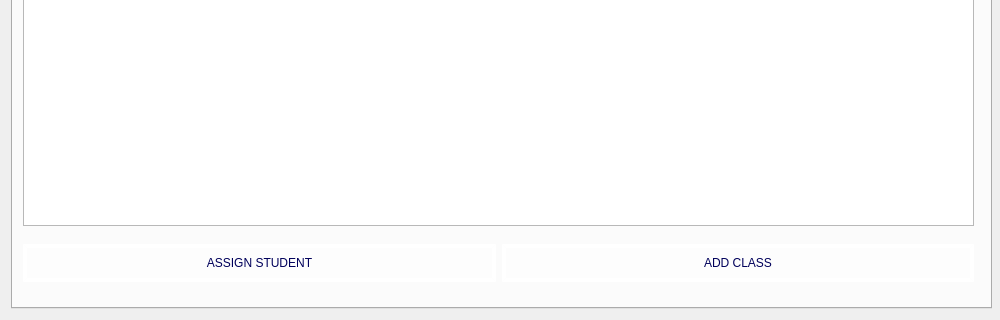
nmthuy426/KTLT-FINALTERM, file ui/Admin/AdminMainWindow.ui: the form before one commit; both pictures show x 0 to 1000 and y 392 to 712 of the 1000 by 712 pixel window.
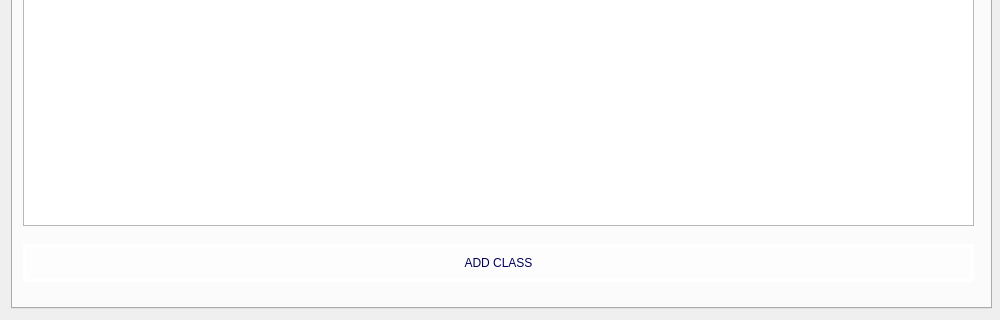
The form after the commit. The open tabs and pages were chosen to show the change. Icons and pictures are not drawn.

Patch:
```diff
--- a/ui/Admin/AdminMainWindow.ui
+++ b/ui/Admin/AdminMainWindow.ui
@@ -1060,7 +1060,7 @@
        <item>
         <layout class="QHBoxLayout" name="horizontalLayout_2">
          <item>
-          <widget class="QPushButton" name="pushButton_AssignStudents">
+          <widget class="QPushButton" name="pushButton_AssignTeacher">
            <property name="styleSheet">
             <string notr="true">QPushButton {
     font: 5000 14pt &quot;Arial&quot;; /* Font Arial Black, size 12 */
@@ -1068,38 +1068,6 @@
     color: rgb(0,0,90); /* Màu chữ trắng */
     border-top-left-radius: 25px;
     border-bottom-left-radius: 25px;
-    border-top-right-radius: 0x;
-    border-bottom-right-radius: 0px;
-	padding: 8px; /* Khoảng cách giữa chữ và viền */
-    border: 4px solid rgba(255, 255,255, 200); /* Viền đỏ đậm */
-    box-shadow: 3px 3px 8px rgba(0, 0, 0, 100); /* Đổ bóng */
-}
-
-QPushButton:hover {
-    background-color: rgb(0,0,90); /* Màu sáng hơn khi hover */
-	color: rgb(255,255,255);
-}
-
-QPushButton:pressed {
-    background-color: rgb(0, 0,9); /* Màu tối hơn khi nhấn */
-	color: rgb(255,255,255);
-    box-shadow: 1px 1px 5px rgba(0, 0, 0, 150); /* Giảm bóng khi nhấn */
-}</string>
-           </property>
-           <property name="text">
-            <string>ASSIGN STUDENT</string>
-           </property>
-          </widget>
-         </item>
-         <item>
-          <widget class="QPushButton" name="pushButton_AssignTeacher">
-           <property name="styleSheet">
-            <string notr="true">QPushButton {
-    font: 5000 14pt &quot;Arial&quot;; /* Font Arial Black, size 12 */
-    background-color: rgba(255,255,255,100); /* Màu nền đỏ đậm */
-    color: rgb(0,0,90); /* Màu chữ trắng */
-    border-top-left-radius: 0px;
-    border-bottom-left-radius: 0px;
     border-top-right-radius: 25px;
     border-bottom-right-radius: 25px;
 	padding: 8px; /* Khoảng cách giữa chữ và viền */
```
Left out of the diff: 2 changed lines with no effect on the pictures.
